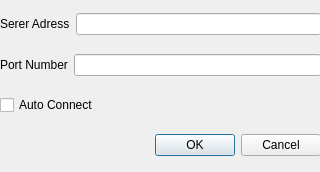
Above: serverconnectwidget.ui from grastvei007/tagsystem before the change. Below: the same form after it.
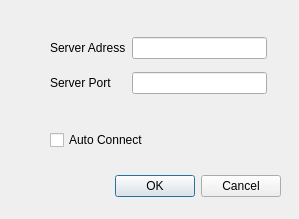
That is the form after the change.

Commit message:
Server connect widget
ui that can be used to connect to a server
the information on the dialog is stored in settings
and presented the next time the widget is opened.

Patch:
```diff
--- a/serverconnectwidget.ui
+++ b/serverconnectwidget.ui
@@ -1,106 +1,85 @@
 <?xml version="1.0" encoding="UTF-8"?>
 <ui version="4.0">
  <class>ServerConnectWidget</class>
- <widget class="QWidget" name="ServerConnectWidget">
+ <widget class="QDialog" name="ServerConnectWidget">
   <property name="geometry">
    <rect>
     <x>0</x>
     <y>0</y>
-    <width>320</width>
-    <height>172</height>
+    <width>299</width>
+    <height>219</height>
    </rect>
   </property>
+  <property name="sizePolicy">
+   <sizepolicy hsizetype="Fixed" vsizetype="Fixed">
+    <horstretch>0</horstretch>
+    <verstretch>0</verstretch>
+   </sizepolicy>
+  </property>
   <property name="windowTitle">
    <string>Form</string>
   </property>
-  <widget class="QWidget" name="">
+  <widget class="QDialogButtonBox" name="buttonBox">
    <property name="geometry">
     <rect>
-     <x>0</x>
-     <y>0</y>
-     <width>321</width>
-     <height>171</height>
+     <x>20</x>
+     <y>170</y>
+     <width>261</width>
+     <height>32</height>
     </rect>
    </property>
-   <layout class="QVBoxLayout" name="verticalLayout">
-    <item>
-     <layout class="QHBoxLayout" name="horizontalLayout">
-      <item>
-       <widget class="QLabel" name="label">
-        <property name="text">
-         <string>Serer Adress</string>
-        </property>
-       </widget>
-      </item>
-      <item>
-       <widget class="QLineEdit" name="mServerAdress"/>
-      </item>
-     </layout>
+   <property name="orientation">
+    <enum>Qt::Horizontal</enum>
+   </property>
+   <property name="standardButtons">
+    <set>QDialogButtonBox::Cancel|QDialogButtonBox::Ok</set>
+   </property>
+  </widget>
+  <widget class="QWidget" name="layoutWidget">
+   <property name="geometry">
+    <rect>
+     <x>50</x>
+     <y>30</y>
+     <width>217</width>
+     <height>72</height>
+    </rect>
+   </property>
+   <layout class="QGridLayout" name="gridLayout">
+    <item row="1" column="1">
+     <widget class="QLineEdit" name="port"/>
     </item>
-    <item>
-     <layout class="QHBoxLayout" name="horizontalLayout_2">
-      <item>
-       <widget class="QLabel" name="label_2">
-        <property name="text">
-         <string>Port Number</string>
-        </property>
-       </widget>
-      </item>
-      <item>
-       <widget class="QLineEdit" name="mPortNumber"/>
-      </item>
-     </layout>
+    <item row="0" column="0">
+     <widget class="QLabel" name="label">
+      <property name="text">
+       <string>Server Adress</string>
+      </property>
+     </widget>
     </item>
-    <item>
-     <layout class="QHBoxLayout" name="horizontalLayout_3">
-      <item>
-       <widget class="QCheckBox" name="mAutoConnect">
-        <property name="text">
-         <string>Auto Connect</string>
-        </property>
-       </widget>
-      </item>
-      <item>
-       <spacer name="horizontalSpacer">
-        <property name="orientation">
-         <enum>Qt::Horizontal</enum>
-        </property>
-        <property name="sizeHint" stdset="0">
-         <size>
-          <width>40</width>
-          <height>20</height>
-         </size>
-        </property>
-       </spacer>
-      </item>
-     </layout>
+    <item row="0" column="1">
+     <widget class="QLineEdit" name="adress"/>
     </item>
-    <item>
-     <layout class="QHBoxLayout" name="horizontalLayout_4">
-      <item>
-       <spacer name="horizontalSpacer_2">
-        <property name="orientation">
-         <enum>Qt::Horizontal</enum>
-        </property>
-        <property name="sizeHint" stdset="0">
-         <size>
-          <width>40</width>
-          <height>20</height>
-         </size>
-        </property>
-       </spacer>
-      </item>
-      <item>
-       <widget class="QDialogButtonBox" name="mButtons">
-        <property name="standardButtons">
-         <set>QDialogButtonBox::Cancel|QDialogButtonBox::Ok</set>
-        </property>
-       </widget>
-      </item>
-     </layout>
+    <item row="1" column="0">
+     <widget class="QLabel" name="label_2">
+      <property name="text">
+       <string>Server Port</string>
+      </property>
+     </widget>
     </item>
    </layout>
   </widget>
+  <widget class="QCheckBox" name="autoConnect">
+   <property name="geometry">
+    <rect>
+     <x>50</x>
+     <y>130</y>
+     <width>131</width>
+     <height>20</height>
+    </rect>
+   </property>
+   <property name="text">
+    <string>Auto Connect</string>
+   </property>
+  </widget>
  </widget>
  <resources/>
  <connections/>
```
Left out of the diff: 37 changed lines with no effect on the pictures. The commit also changes 5 other files.
